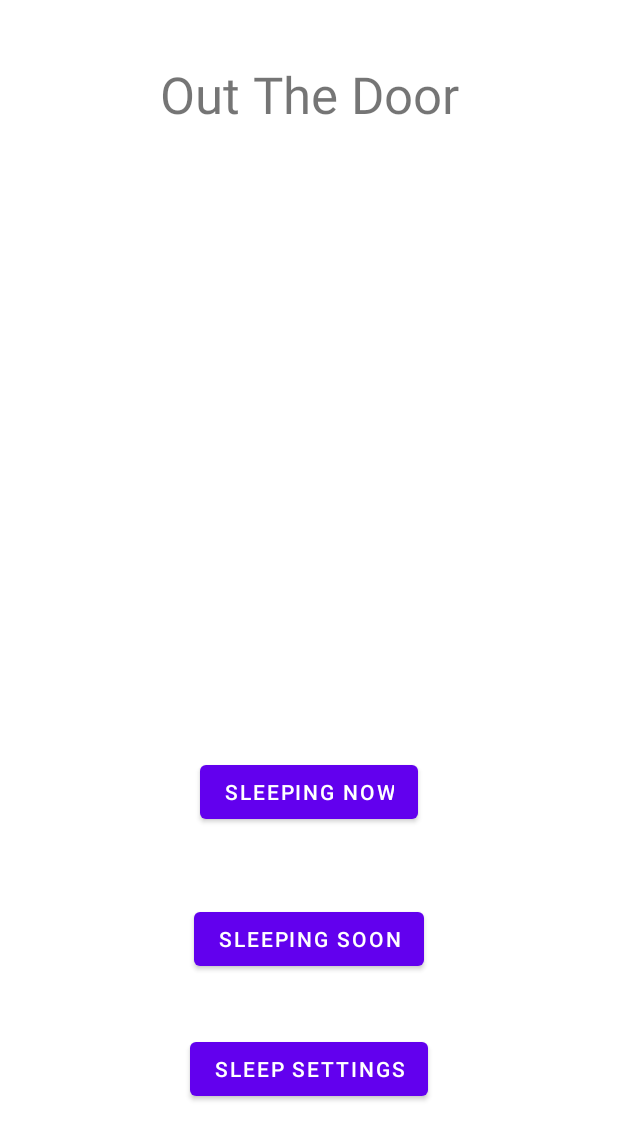
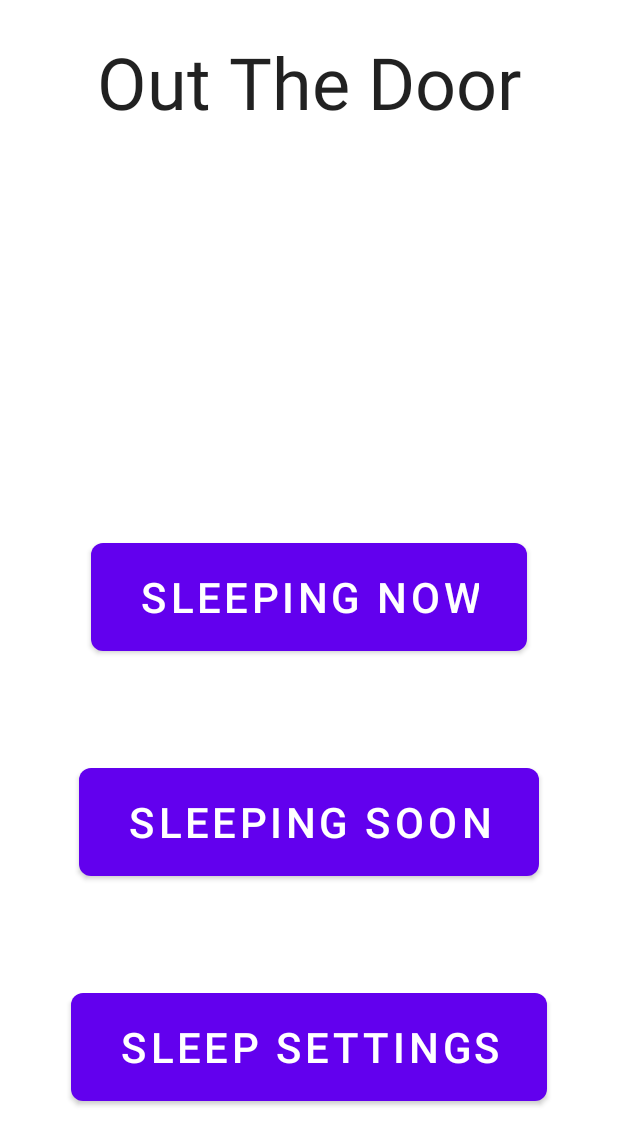
Before and after one commit to FinWatling/OutTheDoor, an Android app: the layout activity_main.xml on its own in the app's theme, with its tools: preview values and no code run, on a phone screen of 412 x 824 dp. Shown: the top 1145 px of the screen. Run offline under Robolectric (Android 15) with nearby library versions, the phone set to English and light mode, and no system bars.

Commit message:
updated styling and renamed some variables

```diff
--- a/Application/app/src/main/res/layout/activity_main.xml
+++ b/Application/app/src/main/res/layout/activity_main.xml
@@ -7,16 +7,19 @@
     tools:context=".MainActivity">
 
     <TextView
-        android:id="@+id/textView2"
-        android:layout_width="wrap_content"
-        android:layout_height="wrap_content"
+        android:id="@+id/appTitle"
+        android:layout_width="344dp"
+        android:layout_height="80dp"
+        android:gravity="center"
         android:text="Out The Door"
-        android:textSize="34sp"
+        android:textAppearance="@style/TextAppearance.AppCompat.Large"
+        android:textSize="48sp"
         app:layout_constraintBottom_toBottomOf="parent"
         app:layout_constraintLeft_toLeftOf="parent"
         app:layout_constraintRight_toRightOf="parent"
         app:layout_constraintTop_toTopOf="parent"
-        app:layout_constraintVertical_bias="0.051" />
+        app:layout_constraintVertical_bias="0.02" />
+
 
     <TextView
         android:id="@+id/time"
@@ -31,45 +34,53 @@
         android:typeface="normal"
         app:layout_constraintBottom_toBottomOf="parent"
         app:layout_constraintEnd_toEndOf="parent"
-        app:layout_constraintHorizontal_bias="0.498"
+        app:layout_constraintHorizontal_bias="0.5"
         app:layout_constraintLeft_toLeftOf="parent"
         app:layout_constraintRight_toRightOf="parent"
         app:layout_constraintStart_toStartOf="parent"
-        app:layout_constraintTop_toBottomOf="@+id/textView2"
-        app:layout_constraintVertical_bias="0.275" />
+        app:layout_constraintTop_toBottomOf="@+id/appTitle"
+        app:layout_constraintVertical_bias="0.118" />
 
     <Button
         android:id="@+id/sleepingNowButton"
         android:layout_width="wrap_content"
         android:layout_height="wrap_content"
+        android:layout_marginTop="20dp"
+        android:scaleX="2"
+        android:scaleY="2"
         android:text="@string/sleeping_now"
-        app:layout_constraintBottom_toBottomOf="parent"
+        app:layout_constraintBottom_toTopOf="@id/sleepingSoonButton"
         app:layout_constraintEnd_toEndOf="parent"
         app:layout_constraintStart_toStartOf="parent"
-        app:layout_constraintTop_toBottomOf="@+id/time"
-        app:layout_constraintVertical_bias="0.367" />
-
+        app:layout_constraintTop_toBottomOf="@+id/time" />
 
     <Button
-        android:id="@+id/sleepingNowButton2"
+        android:id="@+id/sleepingSoonButton"
         android:layout_width="wrap_content"
         android:layout_height="wrap_content"
+        android:scaleX="2"
+        android:scaleY="2"
         android:text="@string/sleeping_soon"
         app:layout_constraintBottom_toBottomOf="parent"
+        app:layout_constraintBottom_toTopOf="@id/sleepSettingsButton"
         app:layout_constraintEnd_toEndOf="parent"
+        app:layout_constraintHorizontal_bias="0.5"
         app:layout_constraintStart_toStartOf="parent"
         app:layout_constraintTop_toBottomOf="@+id/sleepingNowButton"
-        app:layout_constraintVertical_bias="0.224" />
+        app:layout_constraintVertical_bias="0.2" />
 
     <Button
-        android:id="@+id/sleepingNowButton3"
+        android:id="@+id/sleepSettingsButton"
         android:layout_width="wrap_content"
         android:layout_height="wrap_content"
+        android:scaleX="2"
+        android:scaleY="2"
         android:text="@string/sleep_settings"
         app:layout_constraintBottom_toBottomOf="parent"
         app:layout_constraintEnd_toEndOf="parent"
+        app:layout_constraintHorizontal_bias="0.5"
         app:layout_constraintStart_toStartOf="parent"
-        app:layout_constraintTop_toBottomOf="@+id/sleepingNowButton2"
-        app:layout_constraintVertical_bias="0.309" />
+        app:layout_constraintTop_toBottomOf="@+id/sleepingSoonButton"
+        app:layout_constraintVertical_bias="0.5" />
 
 </androidx.constraintlayout.widget.ConstraintLayout>
--- a/Application/app/src/main/res/values-night/themes.xml
+++ b/Application/app/src/main/res/values-night/themes.xml
@@ -1,6 +1,6 @@
 <resources xmlns:tools="http://schemas.android.com/tools">
     <!-- Base application theme. -->
-    <style name="Theme.OutTheDoor" parent="Theme.MaterialComponents.DayNight.DarkActionBar">
+    <style name="Theme.OutTheDoor" parent="Theme.MaterialComponents.DayNight.NoActionBar">
         <!-- Primary brand color. -->
         <item name="colorPrimary">@color/purple_200</item>
         <item name="colorPrimaryVariant">@color/purple_700</item>
@@ -10,7 +10,7 @@
         <item name="colorSecondaryVariant">@color/teal_200</item>
         <item name="colorOnSecondary">@color/black</item>
         <!-- Status bar color. -->
-        <item name="android:statusBarColor" tools:targetApi="l">?attr/colorPrimaryVariant</item>
+        <item name="android:statusBarColor" tools:targetApi="l">@color/black</item>
         <!-- Customize your theme here. -->
     </style>
 </resources>
--- a/Application/app/src/main/res/values/themes.xml
+++ b/Application/app/src/main/res/values/themes.xml
@@ -1,6 +1,6 @@
 <resources xmlns:tools="http://schemas.android.com/tools">
     <!-- Base application theme. -->
-    <style name="Theme.OutTheDoor" parent="Theme.MaterialComponents.DayNight.DarkActionBar">
+    <style name="Theme.OutTheDoor" parent="Theme.MaterialComponents.DayNight.NoActionBar">
         <!-- Primary brand color. -->
         <item name="colorPrimary">@color/purple_500</item>
         <item name="colorPrimaryVariant">@color/purple_700</item>
@@ -10,7 +10,7 @@
         <item name="colorSecondaryVariant">@color/teal_700</item>
         <item name="colorOnSecondary">@color/black</item>
         <!-- Status bar color. -->
-        <item name="android:statusBarColor" tools:targetApi="l">?attr/colorPrimaryVariant</item>
+        <item name="android:statusBarColor" tools:targetApi="l">@color/black</item>
         <!-- Customize your theme here. -->
     </style>
 </resources>
```
